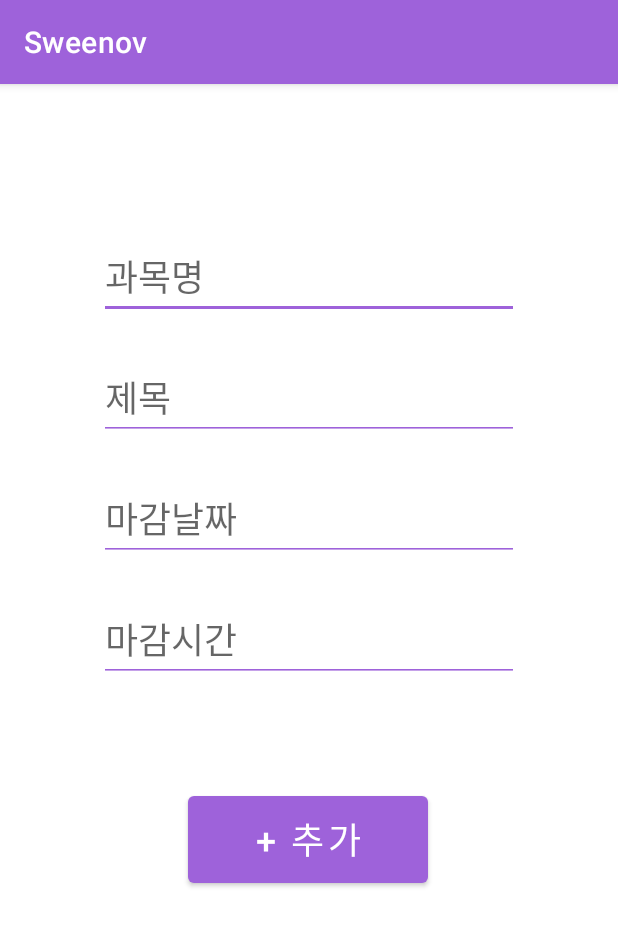
After one commit to junhoflow/Studyapp-Sweenov, an Android app: the Assignment_Add screen opened directly, with no data from a screen before it, on a phone screen of 412 x 824 dp. The commit adds this screen. Shown: the top 926 px of the screen. Run offline under Robolectric (Android 15) with nearby library versions, the phone set to English and light mode, and no system bars.

Commit message:
210110 과제추가창

```diff
--- a/app/build.gradle
+++ b/app/build.gradle
@@ -1,6 +1,7 @@
 plugins {
     id 'com.android.application'
     id 'kotlin-android'
+    id 'kotlin-android-extensions'
 }
 
 android {
@@ -35,6 +36,8 @@ android {
 dependencies {
 
     implementation "org.jetbrains.kotlin:kotlin-stdlib:$kotlin_version"
+    implementation "org.jetbrains.kotlin:kotlin-stdlib-jdk7:$kotlin_version"
+    implementation "org.jetbrains.kotlin:kotlin-stdlib-jdk8:$kotlin_version"
     implementation 'androidx.core:core-ktx:1.3.2'
     implementation 'androidx.appcompat:appcompat:1.2.0'
     implementation 'com.google.android.material:material:1.2.1'
--- a/app/src/main/AndroidManifest.xml
+++ b/app/src/main/AndroidManifest.xml
@@ -5,10 +5,11 @@
     <application
         android:allowBackup="true"
         android:icon="@mipmap/plus"
+        android:label="@string/app_name"
         android:roundIcon="@mipmap/plus_round"
-        android:label="@string/app_name"
         android:supportsRtl="true"
         android:theme="@style/Theme.Sweenov">
+        <activity android:name=".Assignment_Add"></activity>
         <activity
             android:name=".MainActivity"
             android:label="@string/app_name">
--- /dev/null
+++ b/app/src/main/java/com/example/sweenov/Assignment_Add.kt
@@ -0,0 +1,61 @@
+package com.example.sweenov
+
+import android.annotation.SuppressLint
+import android.app.DatePickerDialog
+import android.app.TimePickerDialog
+import android.content.Intent
+import androidx.appcompat.app.AppCompatActivity
+import android.os.Bundle
+import android.widget.CalendarView
+import android.widget.EditText
+import androidx.appcompat.app.ActionBar
+import androidx.appcompat.app.AlertDialog
+import com.example.sweenov.ui.dashboard.DashboardFragment
+import kotlinx.android.synthetic.*
+import kotlinx.android.synthetic.main.activity_assignment__add.*
+import java.util.*
+
+class Assignment_Add : AppCompatActivity() {
+    override fun onCreate(savedInstanceState: Bundle?) {
+        super.onCreate(savedInstanceState)
+        setContentView(R.layout.activity_assignment__add)
+
+        et_date.setOnClickListener{
+            var calendar = Calendar.getInstance()
+            var year = calendar.get(Calendar.YEAR)
+            var month = calendar.get(Calendar.MONTH)
+            var day = calendar.get(Calendar.DAY_OF_MONTH)
+
+            var listener = DatePickerDialog.OnDateSetListener{
+                _,i,i2,i3 -> et_date.setText("${i}년 ${i2+1}월 ${i3}일")
+            }
+
+            var picker = DatePickerDialog(this, android.R.style.Theme_Holo_Light_Dialog_NoActionBar,
+                listener,year, month, day)
+            picker.getWindow()?.setBackgroundDrawableResource(android.R.color.transparent);
+            picker.show()
+        }
+
+        et_time.setOnClickListener{
+            var calendar = Calendar.getInstance()
+            var hour = calendar.get(Calendar.HOUR)
+            var min = calendar.get(Calendar.MINUTE)
+
+            var listener = TimePickerDialog.OnTimeSetListener{
+                _,i,i2 -> et_time.setText("${i}시 ${i2}분")
+            }
+
+            var picker = TimePickerDialog(this,android.R.style.Theme_Holo_Light_Dialog,
+                listener,hour,min,false)
+            picker.getWindow()?.setBackgroundDrawableResource(android.R.color.transparent);
+            picker.show()
+
+        }
+        btn_add.setOnClickListener{
+
+            val intent = Intent(this, MainActivity::class.java)
+            startActivity(intent)
+        }
+
+    }
+}
--- a/app/src/main/java/com/example/sweenov/ui/dashboard/DashboardFragment.kt
+++ b/app/src/main/java/com/example/sweenov/ui/dashboard/DashboardFragment.kt
@@ -1,5 +1,7 @@
 package com.example.sweenov.ui.dashboard
 
+import android.app.AlertDialog
+import android.content.Intent
 import android.os.Bundle
 import android.view.LayoutInflater
 import android.view.View
@@ -8,6 +10,7 @@ import android.widget.TextView
 import androidx.fragment.app.Fragment
 import androidx.lifecycle.Observer
 import androidx.lifecycle.ViewModelProvider
+import com.example.sweenov.Assignment_Add
 import com.example.sweenov.R
 
 class DashboardFragment : Fragment() {
@@ -29,12 +32,10 @@ class DashboardFragment : Fragment() {
         val buttonView: TextView = root.findViewById(R.id.btn_plus)
         buttonView.setOnClickListener()
         {
-            textView.text  = "이제 과제 추가할거야!"
+            val intent = Intent(activity, Assignment_Add::class.java)
+            startActivity(intent)
         }
-
         return root
-
-
     }
 
 
--- /dev/null
+++ b/app/src/main/res/layout/activity_assignment__add.xml
@@ -0,0 +1,79 @@
+<?xml version="1.0" encoding="utf-8"?>
+<androidx.constraintlayout.widget.ConstraintLayout xmlns:android="http://schemas.android.com/apk/res/android"
+    xmlns:app="http://schemas.android.com/apk/res-auto"
+    xmlns:tools="http://schemas.android.com/tools"
+    android:layout_width="match_parent"
+    android:layout_height="match_parent"
+    tools:context=".Assignment_Add">
+
+    <EditText
+        android:id="@+id/et_subject"
+        android:layout_width="wrap_content"
+        android:layout_height="wrap_content"
+        android:layout_marginTop="100dp"
+        android:backgroundTint="#9E62DA"
+        android:ems="10"
+        android:hint="과목명"
+        android:inputType="textPersonName|textAutoComplete"
+        android:textColor="@color/black"
+        android:textSize="24sp"
+        app:layout_constraintEnd_toEndOf="parent"
+        app:layout_constraintStart_toStartOf="parent"
+        app:layout_constraintTop_toTopOf="parent" />
+
+    <EditText
+        android:id="@+id/et_title"
+        android:layout_width="wrap_content"
+        android:layout_height="wrap_content"
+        android:layout_marginTop="24dp"
+        android:ems="10"
+        android:hint="제목"
+        android:inputType="textPersonName"
+        android:backgroundTint="#9E62DA"
+        android:textSize="24sp"
+        app:layout_constraintEnd_toEndOf="parent"
+        app:layout_constraintStart_toStartOf="parent"
+        app:layout_constraintTop_toBottomOf="@+id/et_subject" />
+
+    <EditText
+        android:id="@+id/et_date"
+        android:layout_width="wrap_content"
+        android:layout_height="wrap_content"
+        android:layout_marginTop="24dp"
+        android:clickable="true"
+        android:ems="10"
+        android:hint="마감날짜"
+        android:inputType="textPersonName"
+        android:backgroundTint="#9E62DA"
+        android:textSize="24sp"
+        app:layout_constraintEnd_toEndOf="parent"
+        app:layout_constraintStart_toStartOf="parent"
+        app:layout_constraintTop_toBottomOf="@+id/et_title" />
+
+    <EditText
+        android:id="@+id/et_time"
+        android:layout_width="wrap_content"
+        android:layout_height="wrap_content"
+        android:layout_marginTop="24dp"
+        android:ems="10"
+        android:hint="마감시간"
+        android:inputType="textPersonName"
+        android:backgroundTint="#9E62DA"
+        android:textSize="24sp"
+        app:layout_constraintEnd_toEndOf="parent"
+        app:layout_constraintStart_toStartOf="parent"
+        app:layout_constraintTop_toBottomOf="@+id/et_date" />
+
+    <Button
+        android:id="@+id/btn_add"
+        android:layout_width="160dp"
+        android:layout_height="70dp"
+        android:layout_marginTop="70dp"
+        android:text="+ 추가"
+        android:textSize="24sp"
+        app:layout_constraintEnd_toEndOf="parent"
+        app:layout_constraintHorizontal_bias="0.498"
+        app:layout_constraintStart_toStartOf="parent"
+        app:layout_constraintTop_toBottomOf="@+id/et_time" />
+
+</androidx.constraintlayout.widget.ConstraintLayout>
--- a/app/src/main/res/navigation/mobile_navigation.xml
+++ b/app/src/main/res/navigation/mobile_navigation.xml
@@ -3,7 +3,7 @@
     xmlns:app="http://schemas.android.com/apk/res-auto"
     xmlns:tools="http://schemas.android.com/tools"
     android:id="@+id/mobile_navigation"
-    app:startDestination="@+id/navigation_home">
+    app:startDestination="@+id/navigation_dashboard">
 
     <fragment
         android:id="@+id/navigation_home"
--- a/app/src/main/res/values/themes.xml
+++ b/app/src/main/res/values/themes.xml
@@ -12,5 +12,6 @@
         <!-- Status bar color. -->
         <item name="android:statusBarColor" tools:targetApi="l">?attr/colorPrimaryVariant</item>
         <!-- Customize your theme here. -->
+        <item name="colorControlActivated">#9E62DA</item>
     </style>
 </resources>
```
